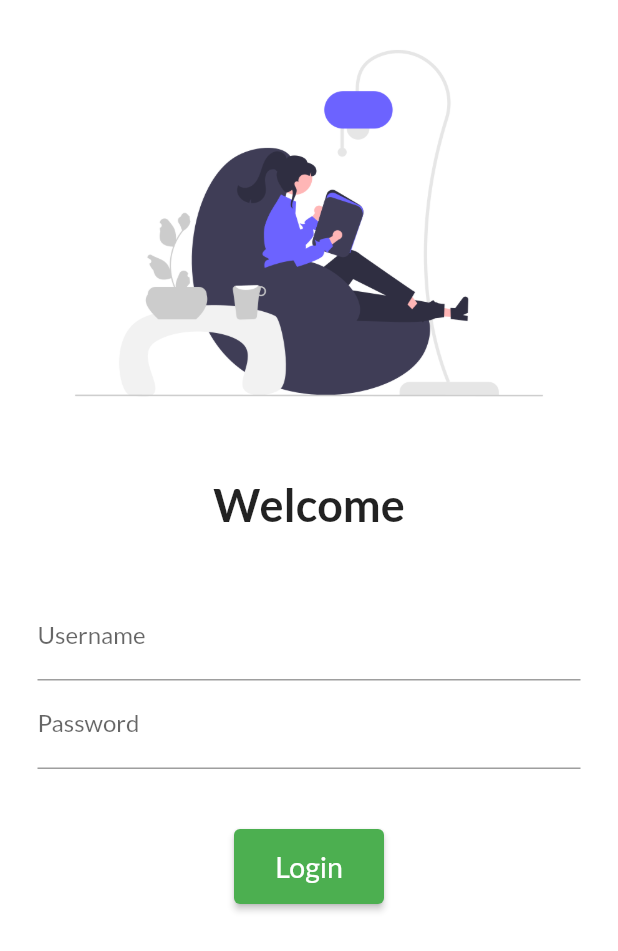
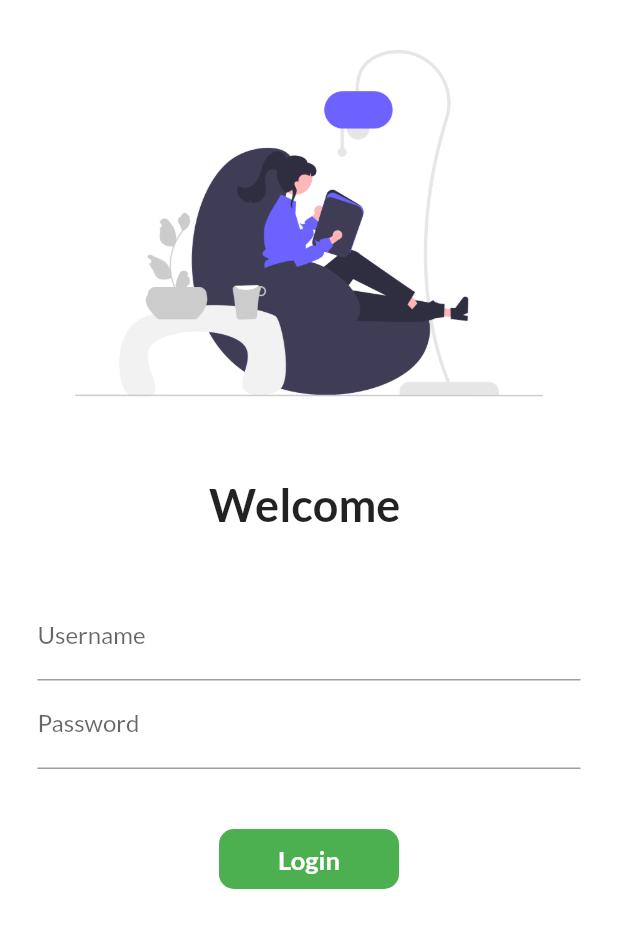
Before and after one commit to pattuli/flutter_catalog, a Flutter app: the screen it shows after launch, on a phone screen of 412 x 824 dp. Shown: the top 951 px of the screen. Run offline on Flutter 3.47's test engine with Material 2 defaults, Android fonts, the phone set to English and light mode, and no system bars; our stand-ins replace google_fonts.

Commit message:
day-6 completed

```diff
--- a/lib/pages/login_page.dart
+++ b/lib/pages/login_page.dart
@@ -3,9 +3,16 @@ import 'dart:io';
 import 'package:flutter/material.dart';
 import 'package:flutter_catalog/utils/routes.dart';
 
-class Loginpage extends StatelessWidget {
+class Loginpage extends StatefulWidget {
   const Loginpage({Key? key}) : super(key: key);
 
+  @override
+  State<Loginpage> createState() => _LoginpageState();
+}
+
+class _LoginpageState extends State<Loginpage> {
+  String name = "";
+  bool changebutton = false;
   @override
   Widget build(BuildContext context) {
     return Material(
@@ -19,7 +26,7 @@ class Loginpage extends StatelessWidget {
               ),
               SizedBox(height: 20),
               Text(
-                "Welcome",
+                "Welcome $name",
                 style: TextStyle(
                   fontSize: 30,
                   fontWeight: FontWeight.bold,
@@ -38,6 +45,11 @@ class Loginpage extends StatelessWidget {
                       decoration: InputDecoration(
                           hintText: "Enter Your Username",
                           labelText: "Username"),
+                      onChanged: (value) {
+                        setState(() {
+                          name = value;
+                        });
+                      },
                     ),
                     TextFormField(
                       obscureText: true,
@@ -49,16 +61,45 @@ class Loginpage extends StatelessWidget {
                     SizedBox(
                       height: 40,
                     ),
-                    ElevatedButton(
-                      child: Text(
-                        "Login",
-                        style: TextStyle(fontSize: 19),
+                    InkWell(
+                      onTap: () async {
+                        await Future.delayed(Duration(seconds: 1));
+                        Navigator.pushNamed(context, Myroutes.HomeRoute);
+                        setState(() {
+                          changebutton = true;
+                        });
+                      },
+                      child: AnimatedContainer(
+                        duration: Duration(seconds: 1),
+                        height: 40,
+                        width: changebutton ? 90 : 120,
+                        alignment: Alignment.center,
+                        child: changebutton
+                            ? Icon(Icons.done)
+                            : Text(
+                                "Login",
+                                style: TextStyle(
+                                  color: Colors.white,
+                                  fontWeight: FontWeight.bold,
+                                  fontSize: 17,
+                                ),
+                              ),
+                        decoration: BoxDecoration(
+                            color: Colors.green,
+                            borderRadius:
+                                BorderRadius.circular(changebutton ? 90 : 10)),
                       ),
-                      style: TextButton.styleFrom(minimumSize: Size(100, 50)),
-                      onPressed: () {
-                        Navigator.pushNamed(context, Myroutes.HomeRoute);
-                      },
                     )
+                    // ElevatedButton(
+                    //   child: Text(
+                    //     "Login",
+                    //     style: TextStyle(fontSize: 19),
+                    //   ),
+                    //   style: TextButton.styleFrom(minimumSize: Size(100, 50)),
+                    //   onPressed: () {
+                    //     Navigator.pushNamed(context, Myroutes.HomeRoute);
+                    //   },
+                    // )
                   ],
                 ),
               )
```
